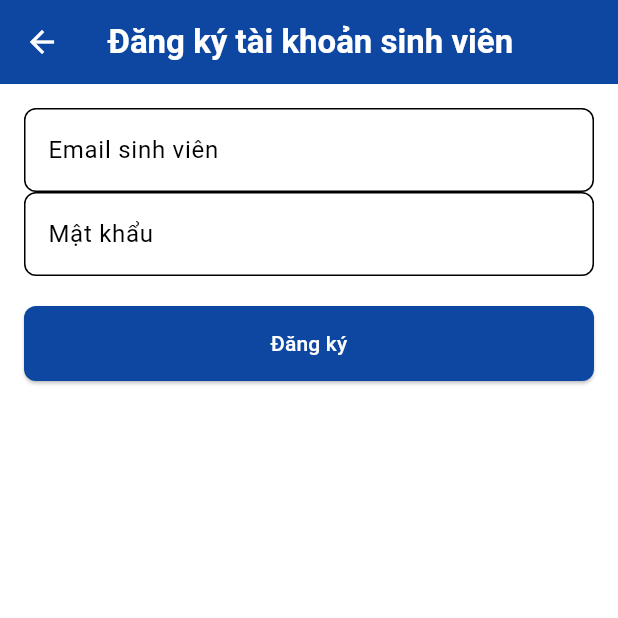
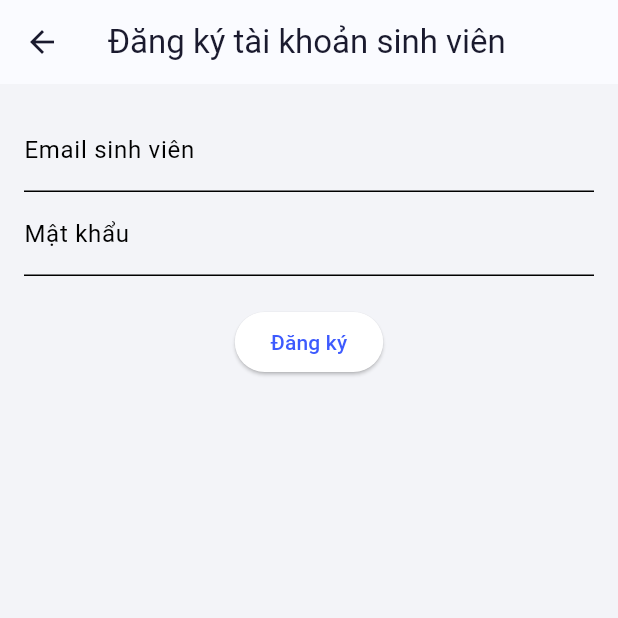
Before and after one commit to nemobutnoem/student_attendance, a Flutter app: the screen it shows after launch, after a tap on "Chưa có tài khoản? Đăng ký", on a phone screen of 412 x 824 dp, the top half of it. Run offline on Flutter 3.47's test engine with Material 3 defaults, Android fonts, the phone set to English and light mode, and no system bars; our stand-ins replace device_info_plus, file_picker, fl_chart, package_info_plus, permission_handler, qr_flutter and 2 more; missing offline and left inert: excel, mobile_scanner; accounts and stored records are empty; network calls fail.

Commit message:
update 12345678910 tasks update

```diff
--- a/lib/app_theme.dart
+++ b/lib/app_theme.dart
@@ -1,47 +1,101 @@
 import 'package:flutter/material.dart';
 
+// --- BẢNG MÀU MỚI: DEEP PURPLE & BLUE ---
+
+// --- MÀU SẮC CHO GIAO DIỆN SÁNG (Phiên bản "ban ngày") ---
 class AppColors {
-  static const Color primary = Color(0xFF0D47A1);
-  static const Color accent = Color(0xFFFF6D00);
-  static const Color background = Color(0xFFFFFFFF);
-  static const Color lightGray = Color(0xFFF5F5F5);
-  static const Color textDark = Color(0xFF333333);
-  static const Color textLight = Color(0xFF888888);
+  static const Color primary = Color(0xFF3D5AFE); // Xanh dương đậm
+  static const Color accent = Color(0xFF7C4DFF); // Tím đậm
+  static const Color background = Color(0xFFF3F4F8); // Nền xám rất nhạt
+  static const Color card = Colors.white;
+  static const Color textDark = Color(0xFF1A1A2E);
+  static const Color textLight = Color(0xFF6E6D7A);
+
+  static MaterialColor createMaterialColor(Color color) {
+    List strengths = <double>[.05];
+    final swatch = <int, Color>{};
+    final int r = color.red, g = color.green, b = color.blue;
+    for (int i = 1; i < 10; i++) { strengths.add(0.1 * i); }
+    for (var strength in strengths) {
+      final double ds = 0.5 - strength;
+      swatch[(strength * 1000).round()] = Color.fromRGBO(
+        r + ((ds < 0 ? r : (255 - r)) * ds).round(),
+        g + ((ds < 0 ? g : (255 - g)) * ds).round(),
+        b + ((ds < 0 ? b : (255 - b)) * ds).round(),
+        1,
+      );
+    }
+    return MaterialColor(color.value, swatch);
+  }
+  static final MaterialColor primarySwatch = createMaterialColor(primary);
 }
 
+
+// --- MÀU SẮC CHO GIAO DIỆN TỐI (Dựa trên hình ảnh) ---
+class AppDarkColors {
+  static const Color primary = Color(0xFF4A4AFF); // Xanh dương rực rỡ
+  static const Color accent = Color(0xFFC74AEF); // Tím/Hồng rực rỡ
+  static const Color background = Color(0xFF1A1A2E); // Nền tím than đậm
+  static const Color card = Color(0xFF24243E); // Thẻ màu tím đậm hơn
+  static const Color textDark = Color(0xFFF0F0F0); // Chữ trắng ngà
+  static const Color textLight = Color(0xFF9E9ECB); // Chữ phụ màu tím nhạt
+}
+
+
+// --- HÀM XÂY DỰNG THEME ---
 ThemeData buildAppTheme() {
   return ThemeData(
+    brightness: Brightness.light,
     primaryColor: AppColors.primary,
     scaffoldBackgroundColor: AppColors.background,
+    primarySwatch: AppColors.primarySwatch,
     colorScheme: const ColorScheme.light(
       primary: AppColors.primary,
       secondary: AppColors.accent,
       background: AppColors.background,
+      surface: AppColors.card,
     ),
     appBarTheme: const AppBarTheme(
-      backgroundColor: AppColors.primary,
-      foregroundColor: Colors.white,
+      backgroundColor: AppColors.card,
+      foregroundColor: AppColors.textDark,
+      elevation: 0.5,
+    ),
+    cardTheme: CardThemeData(
+      color: AppColors.card,
       elevation: 1,
-    ),
-    textTheme: const TextTheme(
-      bodyMedium: TextStyle(color: AppColors.textDark),
-      headlineSmall: TextStyle(color: AppColors.textDark, fontWeight: FontWeight.bold),
-      titleLarge: TextStyle(color: AppColors.textDark, fontWeight: FontWeight.bold),
-    ),
-    elevatedButtonTheme: ElevatedButtonThemeData(
-      style: ElevatedButton.styleFrom(
-        backgroundColor: AppColors.primary,
-        foregroundColor: Colors.white,
-        minimumSize: const Size(double.infinity, 50),
-        shape: RoundedRectangleBorder(
-          borderRadius: BorderRadius.circular(8),
-        ),
-      ),
-    ),
-    inputDecorationTheme: InputDecorationTheme(
-      border: OutlineInputBorder(
-        borderRadius: BorderRadius.circular(8),
-      ),
+      shape: RoundedRectangleBorder(borderRadius: BorderRadius.circular(16)),
     ),
   );
 }
+
+ThemeData buildAppDarkTheme() {
+  return ThemeData(
+    brightness: Brightness.dark,
+    primaryColor: AppDarkColors.primary,
+    scaffoldBackgroundColor: AppDarkColors.background,
+    primarySwatch: AppColors.primarySwatch,
+    colorScheme: const ColorScheme.dark(
+      primary: AppDarkColors.primary,
+      secondary: AppDarkColors.accent,
+      background: AppDarkColors.background,
+      surface: AppDarkColors.card,
+    ),
+    appBarTheme: AppBarTheme(
+      backgroundColor: Colors.transparent, // Nền AppBar trong suốt
+      foregroundColor: AppDarkColors.textDark,
+      elevation: 0,
+    ),
+    cardTheme: CardThemeData(
+      color: AppDarkColors.card,
+      elevation: 2, // Tăng nhẹ elevation để có bóng đổ
+      shadowColor: Colors.black.withOpacity(0.4),
+      shape: RoundedRectangleBorder(
+        borderRadius: BorderRadius.circular(20),
+      ),
+    ),
+    textTheme: TextTheme(
+      bodyMedium: TextStyle(color: AppDarkColors.textDark),
+      titleSmall: TextStyle(color: AppDarkColors.textDark),
+    ),
+  );
+}
```
